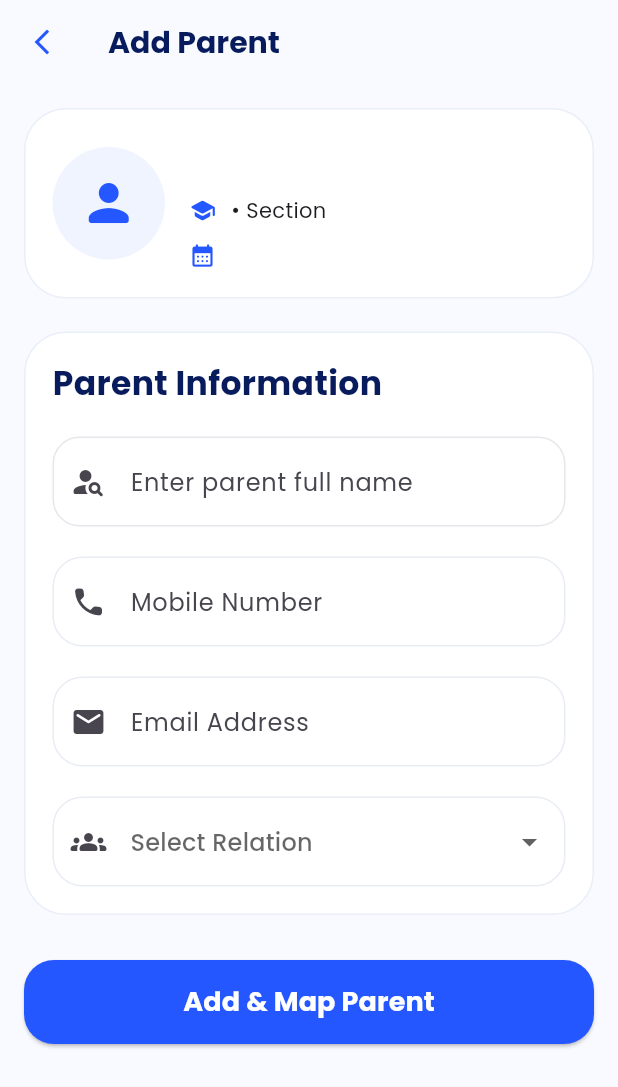
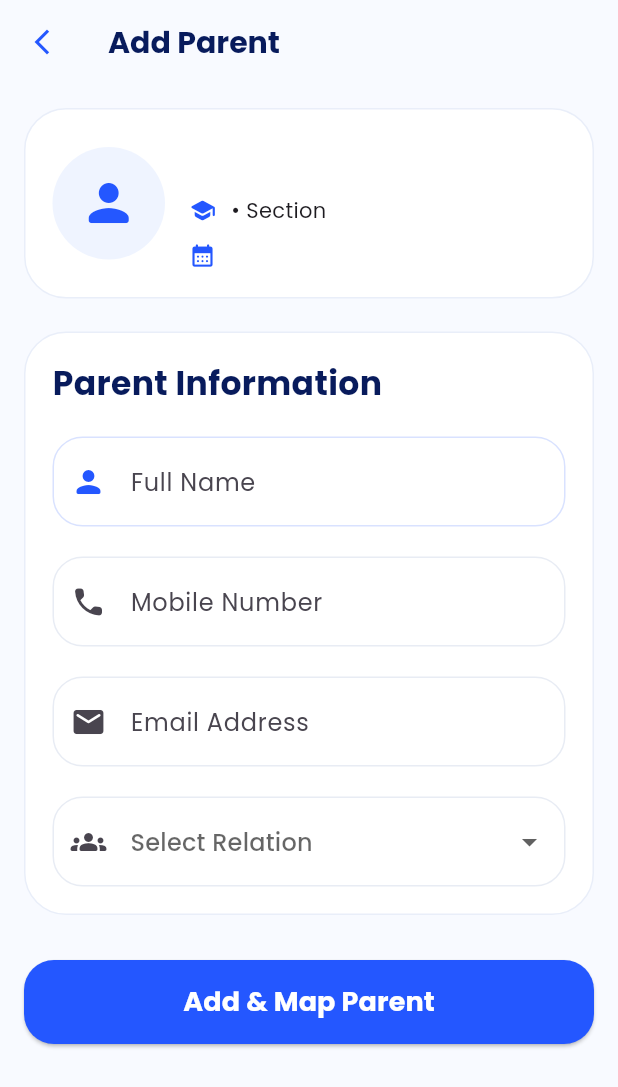
Before and after one commit to Munendracodes/school-management-system-app, a Flutter app: the AddParentScreen screen opened directly with empty values, on a phone screen of 412 x 824 dp. Shown: the top 1087 px of the screen. Run offline on Flutter 3.47's test engine with Material 3 defaults, Android fonts, the phone set to English and light mode, and no system bars; our stand-ins replace google_fonts; network calls fail.

Commit message:
web release

```diff
--- a/lib/screens/parents/parent_screen.dart
+++ b/lib/screens/parents/parent_screen.dart
@@ -49,11 +49,14 @@ class _AddParentScreenState
 
   bool isLoading = true;
 
+
   List<ParentData> parents = [];
 
   bool isExistingParent = false;
 
   ParentData? selectedParent;
+
+  String? selectedParentId;
 
   final fullNameController =
   TextEditingController();
@@ -80,6 +83,7 @@ class _AddParentScreenState
 
     loadParents();
   }
+
 
   Future<void> loadParents() async {
 
@@ -177,6 +181,61 @@ class _AddParentScreenState
         ),
       );
     }
+  }
+  InputDecoration _inputDecoration(
+      String hint,
+      IconData icon,
+      ) {
+
+    return InputDecoration(
+
+      hintText: hint,
+
+      prefixIcon: Icon(
+        icon,
+        color: AppColors.primaryBlue,
+      ),
+
+      filled: true,
+      fillColor: Colors.white,
+
+      contentPadding:
+      const EdgeInsets.symmetric(
+        vertical: 18,
+        horizontal: 16,
+      ),
+
+      border: OutlineInputBorder(
+
+        borderRadius:
+        BorderRadius.circular(20),
+
+        borderSide: const BorderSide(
+          color: Color(0xFFD9E2FF),
+        ),
+      ),
+
+      enabledBorder: OutlineInputBorder(
+
+        borderRadius:
+        BorderRadius.circular(20),
+
+        borderSide: const BorderSide(
+          color: Color(0xFFD9E2FF),
+        ),
+      ),
+
+      focusedBorder: OutlineInputBorder(
+
+        borderRadius:
+        BorderRadius.circular(20),
+
+        borderSide: const BorderSide(
+          color: AppColors.primaryBlue,
+          width: 1.5,
+        ),
+      ),
+    );
   }
 
   @override
@@ -400,156 +459,134 @@ class _AddParentScreenState
                   /// AUTOCOMPLETE
                   Autocomplete<ParentData>(
 
-                    displayStringForOption:
-                        (option) =>
-                    option.fullName,
+                    optionsBuilder: (textEditingValue) {
 
-                    optionsBuilder:
-                        (value) {
+                      if (textEditingValue.text.isEmpty) {
+                        return const Iterable<ParentData>.empty();
+                      }
 
-                          if (value.text.trim().isEmpty) {
+                      return parents.where((parent) {
 
-                            setState(() {
+                        return parent.fullName
+                            .toLowerCase()
+                            .contains(
+                          textEditingValue.text.toLowerCase(),
+                        );
+                      });
+                    },
 
-                              isExistingParent = false;
+                    displayStringForOption: (parent) =>
+                    parent.fullName,
 
-                              selectedParent = null;
+                    fieldViewBuilder: (
+                        context,
+                        controller,
+                        focusNode,
+                        onFieldSubmitted,
+                        ) {
 
-                              mobileController.text = "";
 
-                              emailController.text = "";
-                            });
+
+                      return TextField(
+                        controller: controller,
+                        focusNode: focusNode,
+
+                        decoration: _inputDecoration(
+                          "Full Name",
+                          Icons.person_rounded,
+                        ),
+
+                        onChanged: (value) {
+
+                          final isEmpty =
+                              value.trim().isEmpty;
+
+                          if (isEmpty) {
+
+                            mobileController.clear();
+                            emailController.clear();
+
+                            selectedParentId = null;
+
+                            setState(() {});
                           }
-
-                      return parents.where(
-
-                            (parent) {
-
-                          return parent
-                              .fullName
-                              .toLowerCase()
-                              .contains(
-
-                            value.text
-                                .toLowerCase(),
-                          );
                         },
                       );
                     },
 
                     onSelected: (parent) {
 
-                      setState(() {
+                      selectedParentId = parent.id;
 
-                        selectedParent = parent;
+                      fullNameController.text =
+                          parent.fullName;
 
-                        fullNameController.text =
-                            parent.fullName;
+                      mobileController.text =
+                          parent.mobileNumber;
 
-                        mobileController.text =
-                            parent.mobileNumber;
+                      emailController.text =
+                          parent.email;
 
-                        emailController.text =
-                            parent.email;
-                      });
+                      setState(() {});
                     },
 
-                    fieldViewBuilder: (
+                    optionsViewBuilder: (
                         context,
-                        textEditingController,
-                        focusNode,
-                        onFieldSubmitted,
+                        onSelected,
+                        options,
                         ) {
 
-                      /// sync controller
-                      textEditingController.text =
-                          fullNameController.text;
+                      return Align(
 
-                      return TextField(
-                        controller: textEditingController,
-                        focusNode: focusNode,
+                        alignment: Alignment.topLeft,
 
-                        onChanged: (value) {
+                        child: Material(
 
-                          fullNameController.text = value;
+                          elevation: 6,
+                          borderRadius: BorderRadius.circular(18),
 
-                          final matchedParent = parents.firstWhere(
+                          child: Container(
 
-                                (parent) =>
-                            parent.fullName.toLowerCase() ==
-                                value.toLowerCase(),
+                            width: MediaQuery.of(context)
+                                .size
+                                .width * 0.82,
 
-                            orElse: () => ParentData(
-                              id: "",
-                              fullName: "",
-                              mobileNumber: "",
-                              email: "",
+                            constraints: const BoxConstraints(
+                              maxHeight: 220,
                             ),
-                          );
 
-                          if (matchedParent.id.isNotEmpty) {
+                            decoration: BoxDecoration(
+                              color: Colors.white,
+                              borderRadius:
+                              BorderRadius.circular(18),
+                            ),
 
-                            setState(() {
+                            child: ListView.builder(
 
-                              selectedParent = matchedParent;
+                              padding: EdgeInsets.zero,
 
-                              mobileController.text =
-                                  matchedParent.mobileNumber;
+                              itemCount: options.length,
 
-                              emailController.text =
-                                  matchedParent.email;
+                              itemBuilder: (context, index) {
 
-                              isExistingParent = true;
-                            });
+                                final parent =
+                                options.elementAt(index);
 
-                          } else {
+                                return ListTile(
 
-                            setState(() {
+                                  title: Text(
+                                    parent.fullName,
+                                  ),
 
-                              selectedParent = null;
+                                  subtitle: Text(
+                                    parent.mobileNumber,
+                                  ),
 
-                              isExistingParent = false;
-
-                              mobileController.clear();
-
-                              emailController.clear();
-                            });
-                          }
-                        },
-
-                        decoration: InputDecoration(
-                          hintText: "Enter parent full name",
-
-                          prefixIcon: const Icon(
-                            Icons.person_search_rounded,
-                          ),
-
-                          filled: true,
-                          fillColor: Colors.white,
-
-                          border: OutlineInputBorder(
-                            borderRadius:
-                            BorderRadius.circular(18),
-
-                            borderSide: BorderSide.none,
-                          ),
-
-                          enabledBorder: OutlineInputBorder(
-                            borderRadius:
-                            BorderRadius.circular(18),
-
-                            borderSide: BorderSide(
-                              color: const Color(0xFFE5E7EB),
-                            ),
-                          ),
-
-                          focusedBorder: OutlineInputBorder(
-                            borderRadius:
-                            BorderRadius.circular(18),
-
-                            borderSide: BorderSide(
-                              color: AppColors.primaryBlue,
-                              width: 1.5,
+                                  onTap: () {
+                                    onSelected(parent);
+                                  },
+                                );
+                              },
                             ),
                           ),
                         ),
```
Also changed, not shown: docs/assets/fonts/MaterialIcons-Regular.otf, 5 other files.
